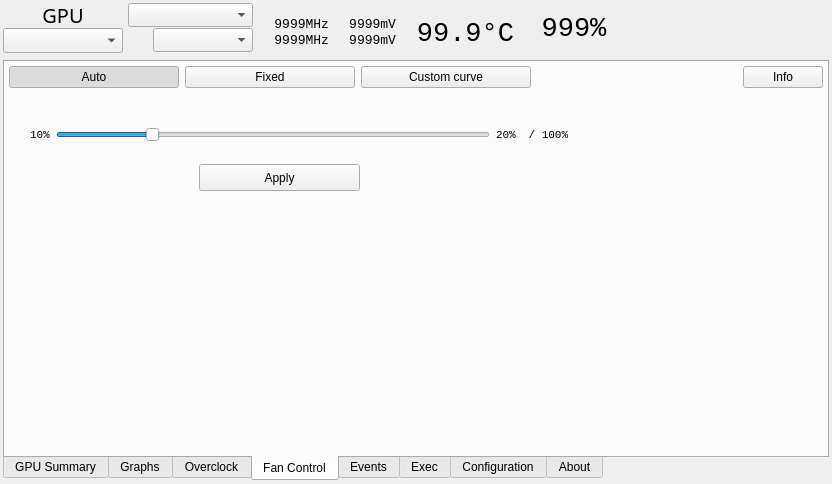
Before: the Qt Designer form radeon-profile/radeon_profile.ui in marazmista/radeon-profile, drawn with Qt 5.
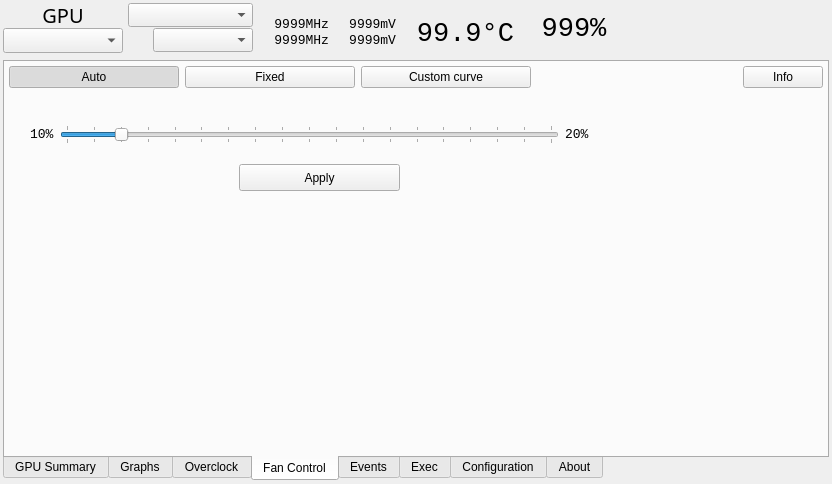
After: the same form once the commit is applied. The open tabs and pages were chosen to show the change. Icons and pictures are not drawn. Custom widgets are drawn as their Qt base class.

Patch:
```diff
--- a/radeon-profile/radeon_profile.ui
+++ b/radeon-profile/radeon_profile.ui
@@ -1443,7 +1443,7 @@
            <widget class="QPushButton" name="btn_pwmFixedApply">
             <property name="geometry">
              <rect>
-              <x>190</x>
+              <x>230</x>
               <y>70</y>
               <width>161</width>
               <height>27</height>
@@ -1458,7 +1458,7 @@
              <rect>
               <x>10</x>
               <y>20</y>
-              <width>561</width>
+              <width>581</width>
               <height>41</height>
              </rect>
             </property>
@@ -1468,7 +1468,7 @@
                <property name="font">
                 <font>
                  <family>Monospace</family>
-                 <pointsize>8</pointsize>
+                 <pointsize>10</pointsize>
                 </font>
                </property>
                <property name="text">
@@ -1479,17 +1479,26 @@
              <item>
               <widget class="QSlider" name="fanSpeedSlider">
                <property name="minimum">
-                <number>33</number>
+                <number>10</number>
                </property>
                <property name="maximum">
-                <number>255</number>
+                <number>100</number>
                </property>
                <property name="value">
-                <number>80</number>
+                <number>20</number>
                </property>
                <property name="orientation">
                 <enum>Qt::Horizontal</enum>
                </property>
+               <property name="invertedControls">
+                <bool>false</bool>
+               </property>
+               <property name="tickPosition">
+                <enum>QSlider::TicksBothSides</enum>
+               </property>
+               <property name="tickInterval">
+                <number>5</number>
+               </property>
               </widget>
              </item>
              <item>
@@ -1497,7 +1506,7 @@
                <property name="font">
                 <font>
                  <family>Monospace</family>
-                 <pointsize>8</pointsize>
+                 <pointsize>10</pointsize>
                 </font>
                </property>
                <property name="text">
@@ -1505,19 +1514,6 @@
                </property>
               </widget>
              </item>
-             <item>
-              <widget class="QLabel" name="label_22">
-               <property name="font">
-                <font>
-                 <family>Monospace</family>
-                 <pointsize>8</pointsize>
-                </font>
-               </property>
-               <property name="text">
-                <string> / 100%</string>
-               </property>
-              </widget>
-             </item>
             </layout>
            </widget>
           </widget>
```
Left out of the diff: 2 changed lines with no effect on the pictures.
